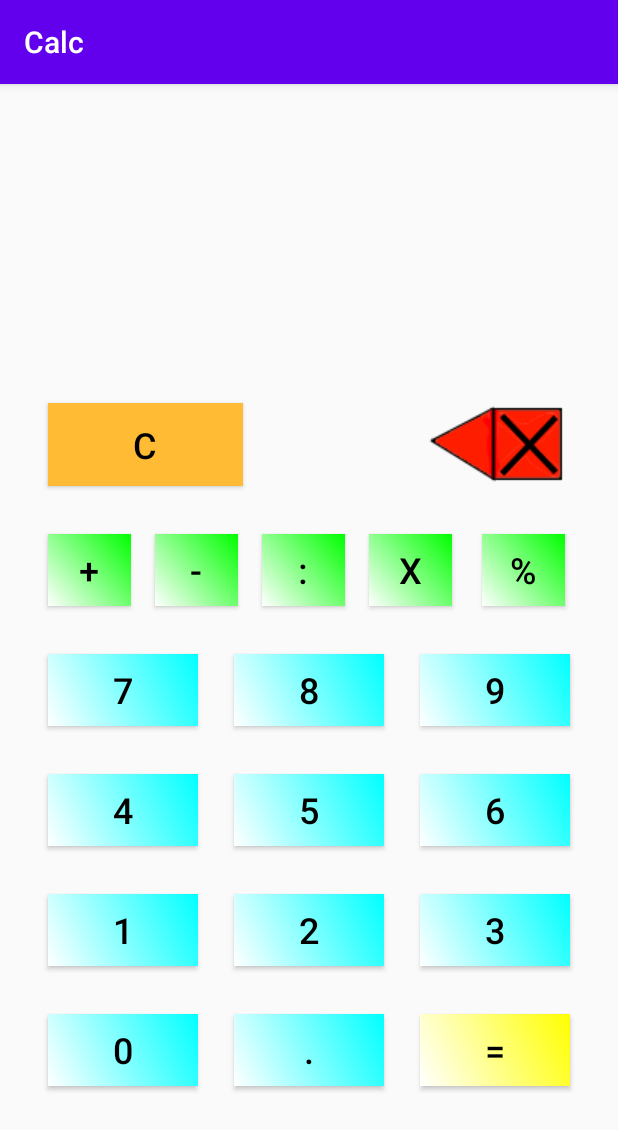
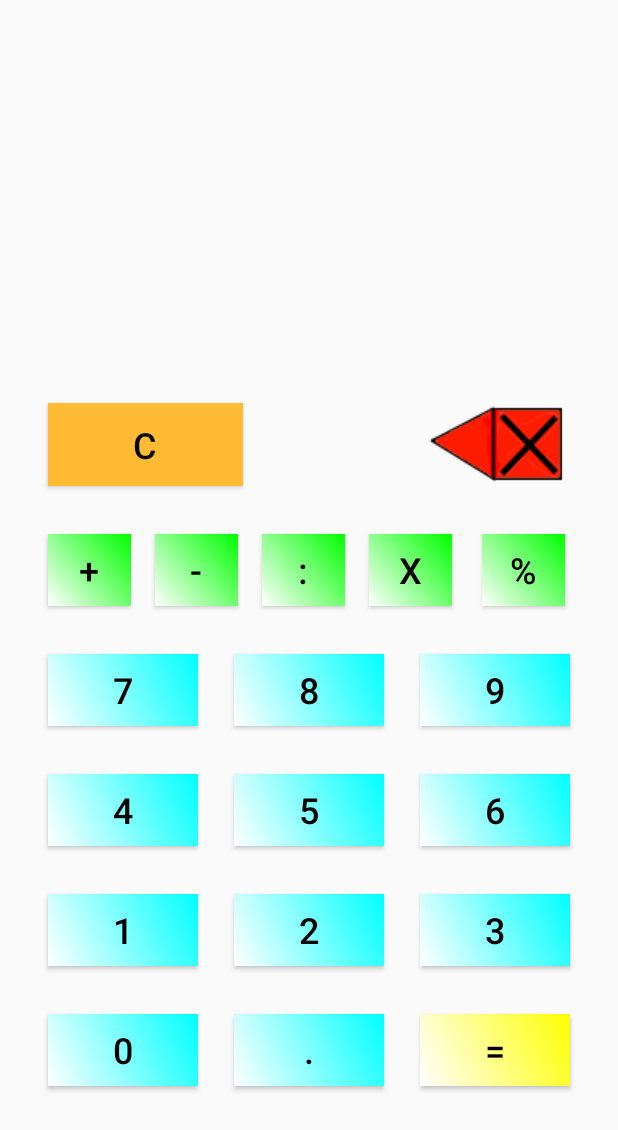
Before and after one commit to Dimaff355/Calc, an Android app: the screen it shows after launch (MainActivity), on a phone screen of 412 x 824 dp. Shown: the top 1130 px of the screen. Run offline under Robolectric (Android 15) with nearby library versions, the light colour scheme and no system bars; our stand-ins replace data binding.

Commit message:
-слегка изменён дизайн, чтобы на более квадратных экранах было видно

```diff
--- a/app/build.gradle
+++ b/app/build.gradle
@@ -9,7 +9,7 @@ android {
 
     defaultConfig {
         applicationId "com.dimaf.calc"
-        minSdkVersion 19
+        minSdkVersion 15
         targetSdkVersion 30
         versionCode 1
         versionName "1.0"
--- a/app/src/main/res/values/themes.xml
+++ b/app/src/main/res/values/themes.xml
@@ -1,6 +1,6 @@
 <resources xmlns:tools="http://schemas.android.com/tools">
     <!-- Base application theme. -->
-    <style name="Theme.Calc" parent="Theme.AppCompat.DayNight.DarkActionBar">
+    <style name="Theme.Calc" parent="Theme.AppCompat.DayNight.NoActionBar">
         <!-- Primary brand color. -->
         <item name="colorPrimary">@color/purple_500</item>
         <item name="colorPrimaryVariant">@color/purple_700</item>
```
